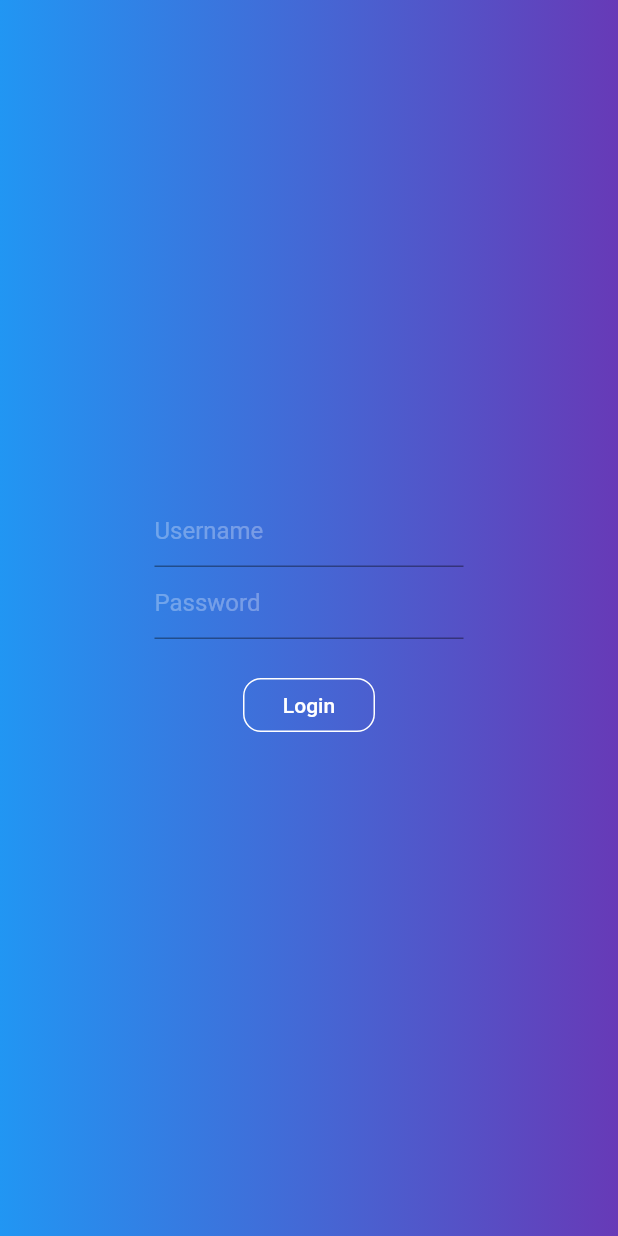
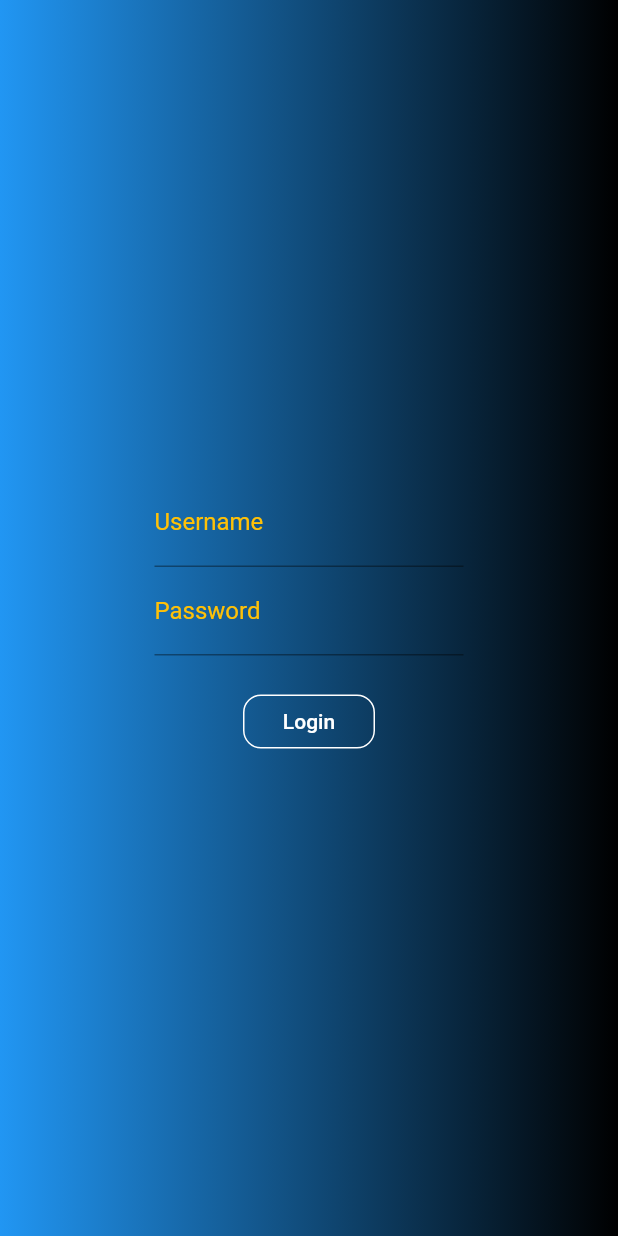
Before and after one commit to madhavth/flutter_login_bloc, a Flutter app: the LoginScreen widget shown alone on an empty page, opened directly, on a phone screen of 412 x 824 dp. Run offline on Flutter 3.47's test engine with Material 2 defaults, Android fonts, the light colour scheme and no system bars; our stand-ins replace animated_text_kit, bloc, equatable, flushbar, flutter_bloc, shared_preferences; accounts and stored records are empty.

Commit message:
gradient change

```diff
--- a/lib/bloc/login_bloc.dart
+++ b/lib/bloc/login_bloc.dart
@@ -19,9 +19,10 @@ class LoginBloc extends Bloc<LoginEvent, LoginState> {
 
         //tori check logic
         try{
-            if(event.username !="" && event.password == "")
+          yield LoginChecking();
+
+          if(event.username !="")
               {
-                yield LoginChecking();
                 await Future.delayed(Duration(seconds: 1));
                 final prefs = await SharedPreferences.getInstance();
                 prefs.setInt(Const.LOGINCHECK, 1);
--- a/lib/main.dart
+++ b/lib/main.dart
@@ -84,7 +84,9 @@ class _SplashScreenState extends State<SplashScreen> {
 
     return Container(
       decoration: BoxDecoration(
-        gradient: RadialGradient(colors: <Color>[
+        gradient: RadialGradient(
+          focalRadius: 5,
+          colors: <Color>[
           Colors.blue,Colors.amber
         ],
         ),
--- a/lib/ui/Login/LoginScreen.dart
+++ b/lib/ui/Login/LoginScreen.dart
@@ -17,7 +17,7 @@ class LoginScreen extends StatelessWidget {
             Container(
                 decoration: BoxDecoration(
                   gradient: LinearGradient(colors: <Color>[
-                    Colors.blue, Colors.deepPurple
+                    Colors.blue, Colors.black
                   ]
                   )
                 ),
@@ -64,7 +64,7 @@ class _LoginFormState extends State<LoginForm> {
         else if (state is LoginFailed)
           {
             _showLoading.dismiss();
-            showFlushBar('Login Failed, set password empty, but not username ty',Duration(seconds: 3));
+            showFlushBar('Login Failed',Duration(seconds: 2));
           }
 
         else if (state is LoginChecking)
@@ -82,8 +82,8 @@ class _LoginFormState extends State<LoginForm> {
           child: Column(
             mainAxisAlignment: MainAxisAlignment.center,
             children: <Widget>[
-              formField('Username', textController1,false),
-              formField('Password', textController2,true),
+              formField('Enter Username here', textController1,false,'Username'),
+              formField('Enter Password here', textController2,true,'Password'),
               SizedBox(height: 20,),
               MaterialButton(onPressed: () {
                 checkLogin();
@@ -106,7 +106,7 @@ class _LoginFormState extends State<LoginForm> {
     );
   }
 
-  Widget formField(hint,controller,obscure) {
+  Widget formField(hint,controller,obscure,labelText) {
     return Container(
       width: MediaQuery.of(context).size.width/2,
       child: TextFormField(
@@ -114,9 +114,14 @@ class _LoginFormState extends State<LoginForm> {
           decorationColor:Colors.black12,
           color: Colors.white
         ),
+
         controller: controller,
         obscureText: obscure,
         decoration: InputDecoration(
+          labelStyle: TextStyle(
+            color: Colors.amber
+          ),
+          labelText: labelText,
           hintStyle: TextStyle(
             color: Colors.white.withOpacity(0.3)
           ),
```
